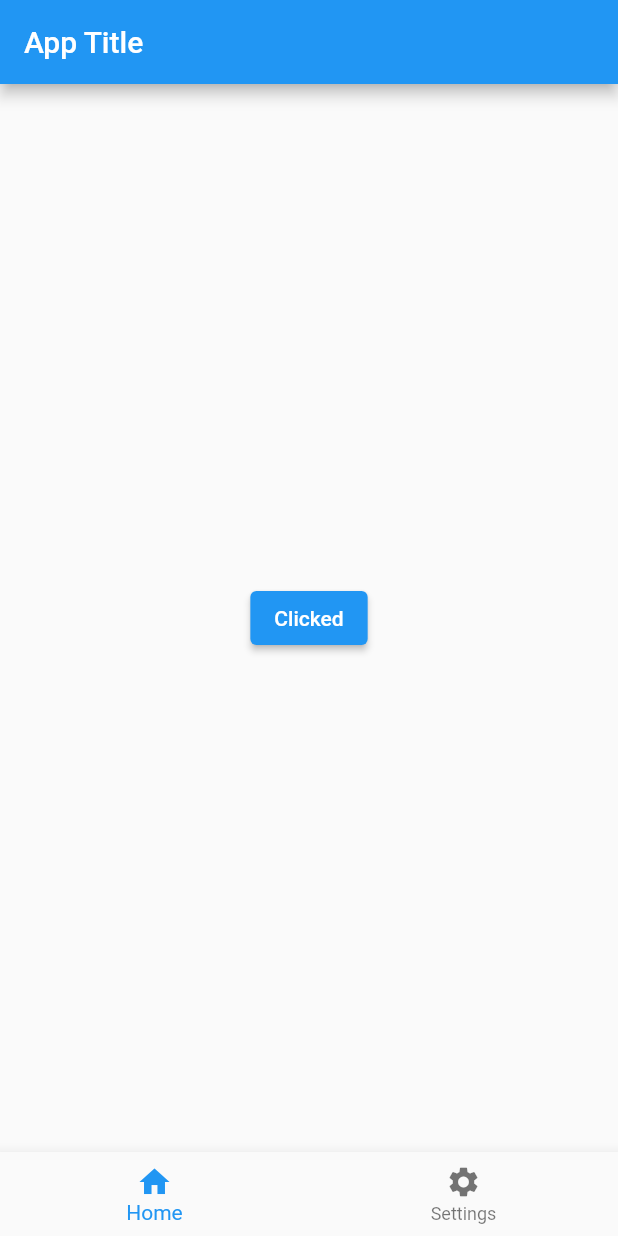
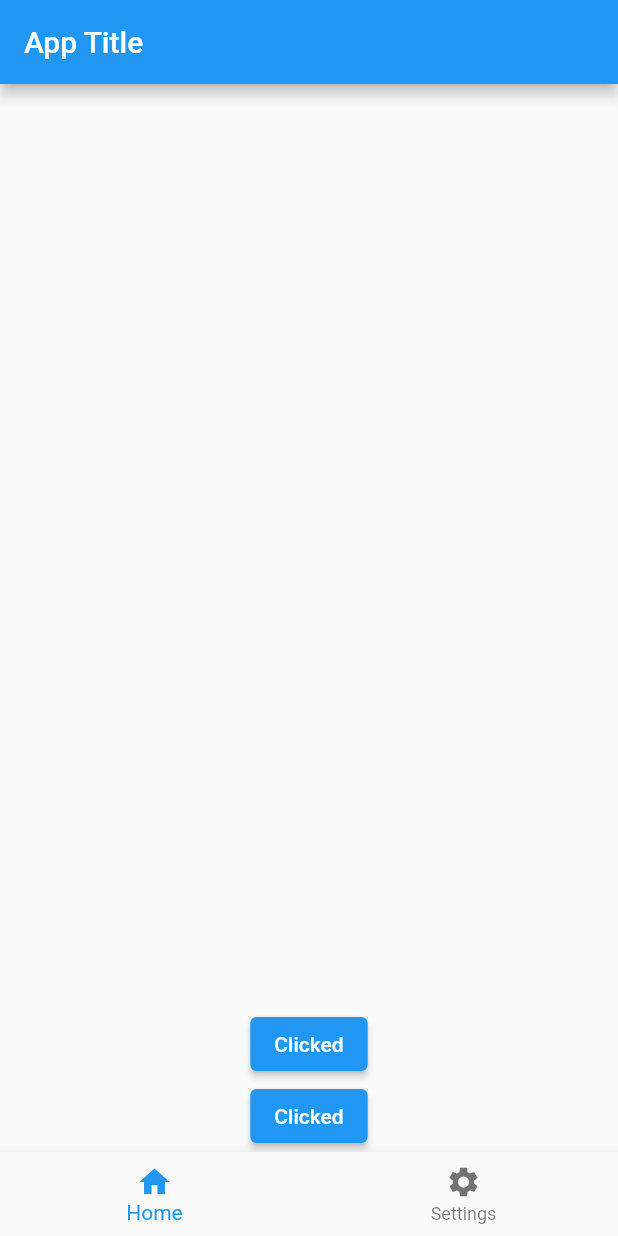
Before and after one commit to Ujj1225/Flutter_Basics, a Flutter app: the screen it shows after launch, after a tap on "Click Me!", on a phone screen of 412 x 824 dp. Run offline on Flutter 3.47's test engine with Material 2 defaults, Android fonts, the phone set to English and light mode, and no system bars.

Commit message:
Defined a column and changed it alignation

```diff
--- a/lib/main.dart
+++ b/lib/main.dart
@@ -11,6 +11,8 @@
 // CurrentIndex is used to change the selected navigation item
 // There we used onTap function to actually change the button.
 // The onTap function returns the index of the item clicked
+// Child only takes one thing so cant add more sorry!
+
 import 'package:flutter/material.dart';
 
 void main() {
@@ -36,7 +38,11 @@ class _MyAppState extends State<MyApp> {
           title: const Text('App Title'),
         ),
         body: Center(
-          child: ElevatedButton(
+          child: Column(
+            mainAxisAlignment: MainAxisAlignment.end,
+            crossAxisAlignment: CrossAxisAlignment.start,
+            children: [
+              ElevatedButton(
                 onPressed: () {
                   setState(
                     () {
@@ -45,6 +51,18 @@ class _MyAppState extends State<MyApp> {
                   );
                 },
                 child: Text(buttonName),
+              ),
+              ElevatedButton(
+                onPressed: () {
+                  setState(
+                    () {
+                      buttonName = 'Clicked';
+                    },
+                  );
+                },
+                child: Text(buttonName),
+              )
+            ],
           ),
         ),
         bottomNavigationBar: BottomNavigationBar(
```
Lines whose indentation alone changed are shown as unchanged.
